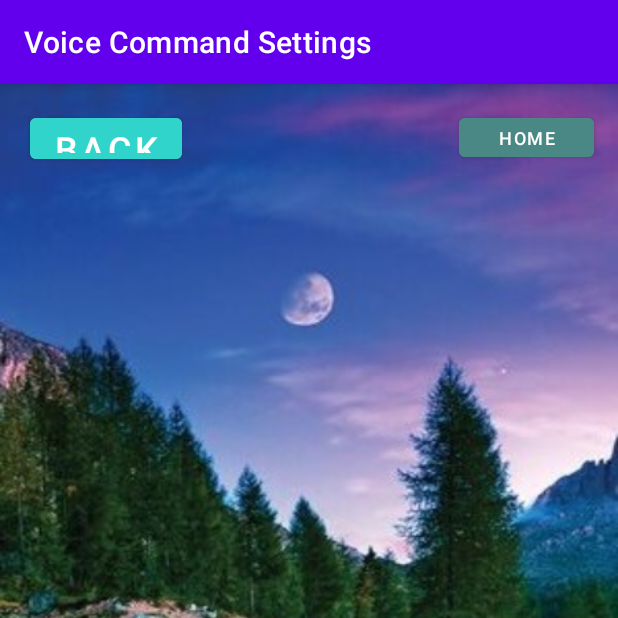
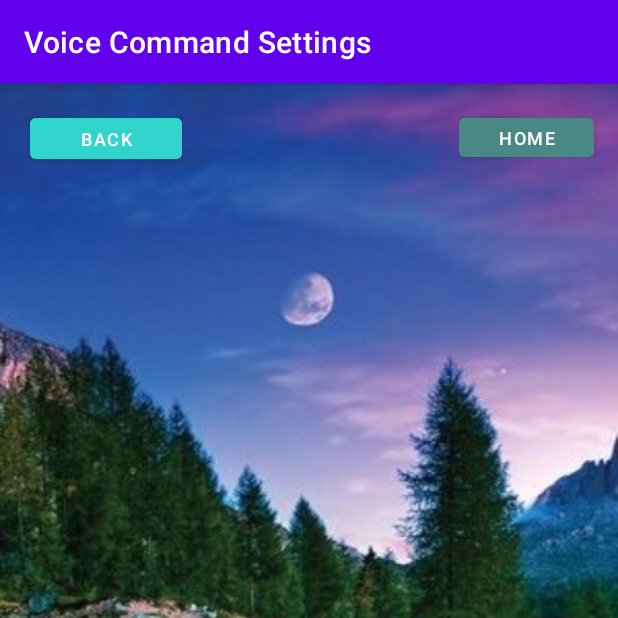
Before and after one commit to RomanThinks/Smart-White-Cane-Project, an Android app: the VoiceCommandActivity screen opened directly, with no data from a screen before it, on a phone screen of 412 x 824 dp, the top half of it. Run offline under Robolectric (Android 15) with nearby library versions, the phone set to English and light mode, and no system bars.

```diff
--- a/app/src/main/java/com/example/cane20/MoreActivity.kt
+++ b/app/src/main/java/com/example/cane20/MoreActivity.kt
@@ -21,5 +21,10 @@ class MoreActivity : AppCompatActivity() {
             val intent = Intent(this, ActivitySet::class.java)
             startActivity(intent)
         }
+
+        //change font
+        //change size of font
+        //change color of theme
+        //change background
     }
 }
--- a/app/src/main/java/com/example/cane20/SensorActivity.kt
+++ b/app/src/main/java/com/example/cane20/SensorActivity.kt
@@ -23,6 +23,9 @@ class SensorActivity : AppCompatActivity() {
             startActivity(intent)
         }
 
-        //establish if bluetooth device connected, then send details
+        //establish if bluetooth device connected first (Just the Cane)
+        //Retrieves parameters from the user and computes them to a value
+        //the value is a threshold for the super sonic sensor that will be
+        //modified in the Pi of the Smart White Cane.
     }
 }
--- a/app/src/main/java/com/example/cane20/VoiceCommandActivity.kt
+++ b/app/src/main/java/com/example/cane20/VoiceCommandActivity.kt
@@ -22,5 +22,14 @@ class VoiceCommandActivity : AppCompatActivity() {
             val intent = Intent(this, ActivitySet::class.java)
             startActivity(intent)
         }
+
+        //first establish a bluetooth connection with the smart white cane
+        //when on, cane activates microphone and listens
+        //Cane will send a value when it recognizes a command
+        /* commands
+         - time
+         - date
+         - ect...
+         */
     }
 }
--- a/app/src/main/res/layout/voice_command_activity.xml
+++ b/app/src/main/res/layout/voice_command_activity.xml
@@ -43,7 +43,7 @@
         android:layout_height="39dp"
         android:backgroundTint="#31D4CA"
         android:text="Back"
-        android:textSize="24sp"
+        android:textSize="12sp"
         app:layout_constraintBottom_toBottomOf="parent"
         app:layout_constraintEnd_toEndOf="parent"
         app:layout_constraintStart_toStartOf="parent"
```
